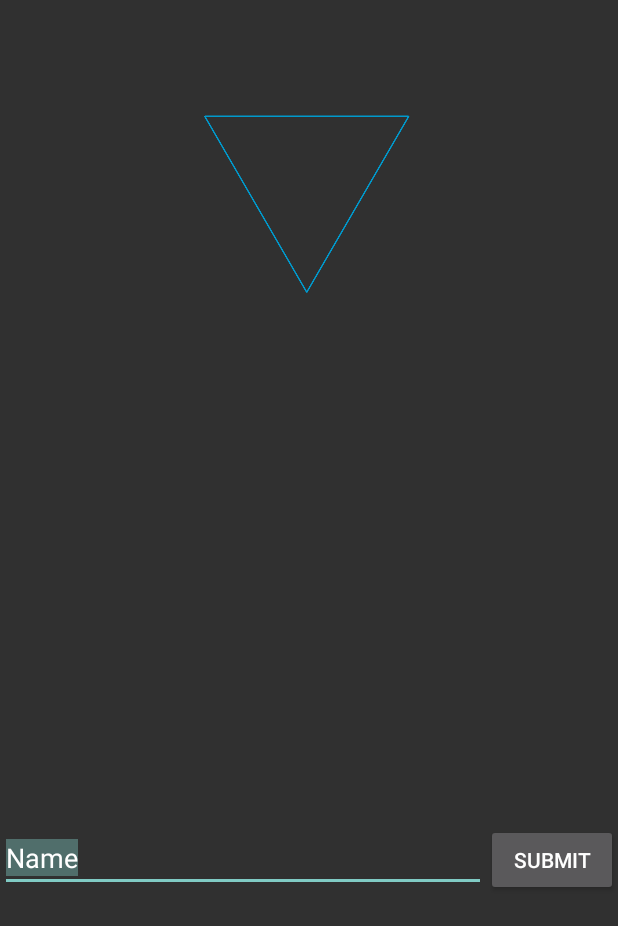
After one commit to JoeHart/Aris, an Android app: the NameCheckActivity screen opened directly, with no data from a screen before it, on a phone screen of 412 x 824 dp. The commit adds this screen. Shown: the top 926 px of the screen. Run offline under Robolectric (Android 15) with nearby library versions, the phone set to English and light mode, and no system bars; 5 statements that could not run were skipped.

Commit message:
Added text to speech and name storage

```diff
--- /dev/null
+++ b/app/src/main/java/com/hart/aris/app/NameCheckActivity.java
@@ -0,0 +1,118 @@
+package com.hart.aris.app;
+
+import android.content.SharedPreferences;
+import android.database.Cursor;
+import android.net.Uri;
+import android.provider.ContactsContract;
+import android.support.v7.app.ActionBarActivity;
+import android.support.v7.app.ActionBar;
+import android.support.v4.app.Fragment;
+import android.os.Bundle;
+import android.util.Log;
+import android.view.LayoutInflater;
+import android.view.Menu;
+import android.view.MenuItem;
+import android.view.View;
+import android.view.ViewGroup;
+import android.os.Build;
+import android.view.inputmethod.InputMethodManager;
+
+
+
+public class NameCheckActivity extends InterventionActivity implements AnswerFragment.OnFragmentInteractionListener {
+
+    @Override
+    protected void onCreate(Bundle savedInstanceState) {
+        super.onCreate(savedInstanceState);
+
+
+        if(getUserName()){
+            String name = getSharedPreferences("userdata",MODE_PRIVATE).getString("name","there");
+            String text = "So you're name is " + name + "?";
+            setArisText(text);
+            ButtonAnswerFragment yesNoFragment = ButtonAnswerFragment.newInstance("Yes","nextSetup","No","nameCheck","","");
+            if (savedInstanceState == null) {
+                getSupportFragmentManager().beginTransaction().add(R.id.answerContainer,  yesNoFragment).commit();
+            }
+        } else {
+            setArisText("I don't know you're name, what is it?");
+            TextAnswerFragment nameAnswerFragment = TextAnswerFragment.newInstance("nameTest");
+            if (savedInstanceState == null) {
+                getSupportFragmentManager().beginTransaction().add(R.id.answerContainer, nameAnswerFragment).commit();
+            }
+        }
+        hideArisText();
+
+    }
+
+    public void nameTest(View v, String name){
+        setArisText("Hi " + name + ", it's nice to meet you. Am I saying that right?");
+        SharedPreferences pref = getSharedPreferences("userdata",MODE_PRIVATE);
+        SharedPreferences.Editor edit = pref.edit();
+        edit.putString("name",name);
+        edit.commit();
+        clearAnswer();
+        ButtonAnswerFragment yesNoFragment = ButtonAnswerFragment.newInstance("Yes","nextSetup","No","nameCheck","","");
+        getSupportFragmentManager().beginTransaction().add(R.id.answerContainer, yesNoFragment).commit();
+
+    }
+
+
+    public boolean getUserName(){
+        String testName="";
+        Cursor c = getContentResolver().query(ContactsContract.Profile.CONTENT_URI, null, null, null, null);
+        int count = c.getCount();
+        String[] columnNames = c.getColumnNames();
+        boolean b = c.moveToFirst();
+        int position = c.getPosition();
+        if (count == 1 && position == 0) {
+            for (int j = 0; j < columnNames.length; j++) {
+                String columnName = columnNames[j];
+                String columnValue = c.getString(c.getColumnIndex(columnName));
+
+                //Log.e(columnName,"blarg");
+                if(columnName.equals("display_name")){
+                    if(!columnValue.isEmpty()) {
+                        SharedPreferences pref = getSharedPreferences("userdata",MODE_PRIVATE);
+                        SharedPreferences.Editor edit = pref.edit();
+                        columnValue.trim();
+                        String arr[] = columnValue.split(" ", 2);
+                        String firstWord = arr[0];
+                        edit.putString("name",firstWord);
+                        edit.commit();
+                        return true;
+                    }
+
+                }
+            }
+        }
+        c.close();
+        return false;
+    }
+
+
+    @Override
+    public boolean onCreateOptionsMenu(Menu menu) {
+        // Inflate the menu; this adds items to the action bar if it is present.
+        getMenuInflater().inflate(R.menu.initial, menu);
+        return true;
+    }
+
+    @Override
+    public boolean onOptionsItemSelected(MenuItem item) {
+        // Handle action bar item clicks here. The action bar will
+        // automatically handle clicks on the Home/Up button, so long
+        // as you specify a parent activity in AndroidManifest.xml.
+        int id = item.getItemId();
+        if (id == R.id.action_settings) {
+            return true;
+        }
+        return super.onOptionsItemSelected(item);
+    }
+
+
+    public void onFragmentInteraction(Uri uri){
+        clearAnswer();
+
+    }
+}
--- /dev/null
+++ b/app/src/main/java/com/hart/aris/app/TextAnswerFragment.java
@@ -0,0 +1,129 @@
+package com.hart.aris.app;
+
+import android.app.Activity;
+import android.net.Uri;
+import android.os.Bundle;
+import android.support.v4.app.Fragment;
+import android.util.Log;
+import android.view.LayoutInflater;
+import android.view.View;
+import android.view.ViewGroup;
+import android.view.inputmethod.InputMethodManager;
+import android.widget.Button;
+import android.widget.EditText;
+import android.content.Context;
+
+import java.lang.reflect.Method;
+
+
+/**
+ * A simple {@link android.support.v4.app.Fragment} subclass.
+ * Activities that contain this fragment must implement the
+ * {@link com.hart.aris.app.TextAnswerFragment.OnFragmentInteractionListener} interface
+ * to handle interaction events.
+ * Use the {@link com.hart.aris.app.TextAnswerFragment#newInstance} factory method to
+ * create an instance of this fragment.
+ *
+ */
+public class TextAnswerFragment extends AnswerFragment {
+
+    /**
+     * Use this factory method to create a new instance of
+     * this fragment using the provided parameters.
+     *
+     * @param method method to call when first button pressed
+     * @return A new instance of fragment ButtonAnswerFragment.
+     */
+    // TODO: Rename and change types and number of parameters
+    public static TextAnswerFragment newInstance(String method) {
+        TextAnswerFragment fragment = new TextAnswerFragment();
+        Bundle args = new Bundle();
+        args.putString("methodString",method);
+        fragment.setArguments(args);
+        return fragment;
+    }
+    public TextAnswerFragment() {
+        // Required empty public constructor
+    }
+
+    @Override
+    public void onCreate(Bundle savedInstanceState) {
+        super.onCreate(savedInstanceState);
+
+    }
+
+    @Override
+    public View onCreateView(LayoutInflater inflater, ViewGroup container,
+                             Bundle savedInstanceState) {
+        // Inflate the layout for this fragment
+        return inflater.inflate(R.layout.fragment_text_answer, container, false);
+    }
+
+    @Override
+    public void onViewCreated(View view, Bundle savedInstanceState) {
+        super.onViewCreated(view, savedInstanceState);
+        if (getArguments() != null) {
+            Button buttonView1 =(Button) this.getView().findViewById(R.id.submitButton);
+
+            //Set methods to be called when buttons are clickerd
+           buttonView1.setOnClickListener(new View.OnClickListener() {
+                public void onClick(View view) {
+                    method(getArguments().getString("methodString"));
+
+                    }
+                 });
+
+
+
+        }
+    }
+
+    public void method(String methodName){
+        Activity current = getActivity();
+        try {
+
+            Method method = getActivity().getClass().getMethod(methodName,View.class,String.class);
+            EditText eText = (EditText) getView().findViewById(R.id.nameEditText);
+            hideKeyboard(eText);
+            String name = eText.getText().toString();
+            method.invoke(current,getView(),name);
+        } catch (Exception e) {
+            Log.e("METHOD ERROR",methodName);
+        }
+    }
+
+    // TODO: Rename method, update argument and hook method into UI event
+    public void onButtonPressed(Uri uri) {
+        if (mListener != null) {
+            mListener.onFragmentInteraction(uri);
+        }
+    }
+
+
+    public void hideKeyboard(EditText et){
+        InputMethodManager imm = (InputMethodManager) this.getActivity().getSystemService(
+                Context.INPUT_METHOD_SERVICE);
+
+        imm.hideSoftInputFromWindow(et.getWindowToken(), 0);
+    }
+
+
+    @Override
+    public void onAttach(Activity activity) {
+        super.onAttach(activity);
+        try {
+            mListener = (AnswerFragment.OnFragmentInteractionListener) activity;
+        } catch (ClassCastException e) {
+            throw new ClassCastException(activity.toString()
+                    + " must implement OnFragmentInteractionListener");
+        }
+    }
+
+    @Override
+    public void onDetach() {
+        super.onDetach();
+        mListener = null;
+    }
+
+
+}
--- a/app/src/main/res/layout/fragment_answer.xml
+++ b/app/src/main/res/layout/fragment_answer.xml
@@ -2,7 +2,7 @@
     xmlns:tools="http://schemas.android.com/tools"
     android:layout_width="match_parent"
     android:layout_height="match_parent"
-    tools:context="com.hart.aris.app.AnswerFragment">
+    tools:context="com.hart.aris.app.ButtonAnswerFragment">
 
     <LinearLayout
         android:orientation="vertical"
--- /dev/null
+++ b/app/src/main/res/layout/fragment_text_answer.xml
@@ -0,0 +1,30 @@
+<FrameLayout xmlns:android="http://schemas.android.com/apk/res/android"
+    xmlns:tools="http://schemas.android.com/tools"
+    android:layout_width="match_parent"
+    android:layout_height="match_parent"
+    tools:context="com.hart.aris.app.TextAnswerFragment">
+
+
+    <LinearLayout
+        android:orientation="horizontal"
+        android:layout_width="fill_parent"
+        android:layout_height="fill_parent">
+
+        <EditText
+            android:layout_width="fill_parent"
+            android:layout_height="wrap_content"
+            android:inputType="textPersonName"
+            android:text="Name"
+            android:ems="10"
+            android:id="@+id/nameEditText"
+            android:layout_weight="1"
+            android:selectAllOnFocus="true"/>
+
+        <Button
+            android:layout_width="wrap_content"
+            android:layout_height="wrap_content"
+            android:text="Submit"
+            android:id="@+id/submitButton"
+            android:onClick="e"/>
+    </LinearLayout>
+</FrameLayout>
--- /dev/null
+++ b/app/src/main/res/menu/initial.xml
@@ -0,0 +1,9 @@
+<menu xmlns:android="http://schemas.android.com/apk/res/android"
+    xmlns:app="http://schemas.android.com/apk/res-auto"
+    xmlns:tools="http://schemas.android.com/tools"
+    tools:context="com.hart.aris.app.NameCheckActivity" >
+    <item android:id="@+id/action_settings"
+        android:title="@string/action_settings"
+        android:orderInCategory="100"
+        app:showAsAction="never" />
+</menu>
--- a/app/src/main/res/values/strings.xml
+++ b/app/src/main/res/values/strings.xml
@@ -7,5 +7,6 @@
     <string name="title_activity_revision_check">RevisionCheck</string>
     <string name="action_settings">Settings</string>
     <string name="title_activity_intervention">InterventionActivity</string>
+    <string name="title_activity_initial">Aris</string>
 
 </resources>
```
Also changed, not shown: app/src/main/AndroidManifest.xml (+8 -5 lines), app/src/main/java/com/hart/aris/app/AnswerFragment.java (+4 -66 lines), app/src/main/java/com/hart/aris/app/ButtonAnswerFragment.java (added, +141 -0 lines), app/src/main/java/com/hart/aris/app/InterventionActivity.java (+70 -43 lines), app/src/main/java/com/hart/aris/app/RevisionCheck.java (+5 -12 lines), app/src/main/res/layout/activity_initial.xml (added, +7 -0 lines), app/src/main/res/layout/fragment_initial.xml (added, +16 -0 lines).
